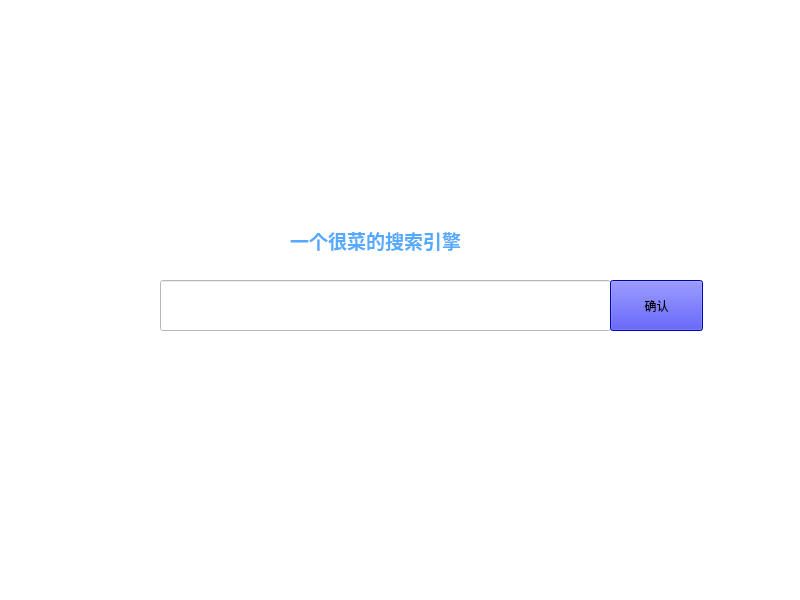
Old version of the form input.ui in the repository denllx/simple-search-engine.
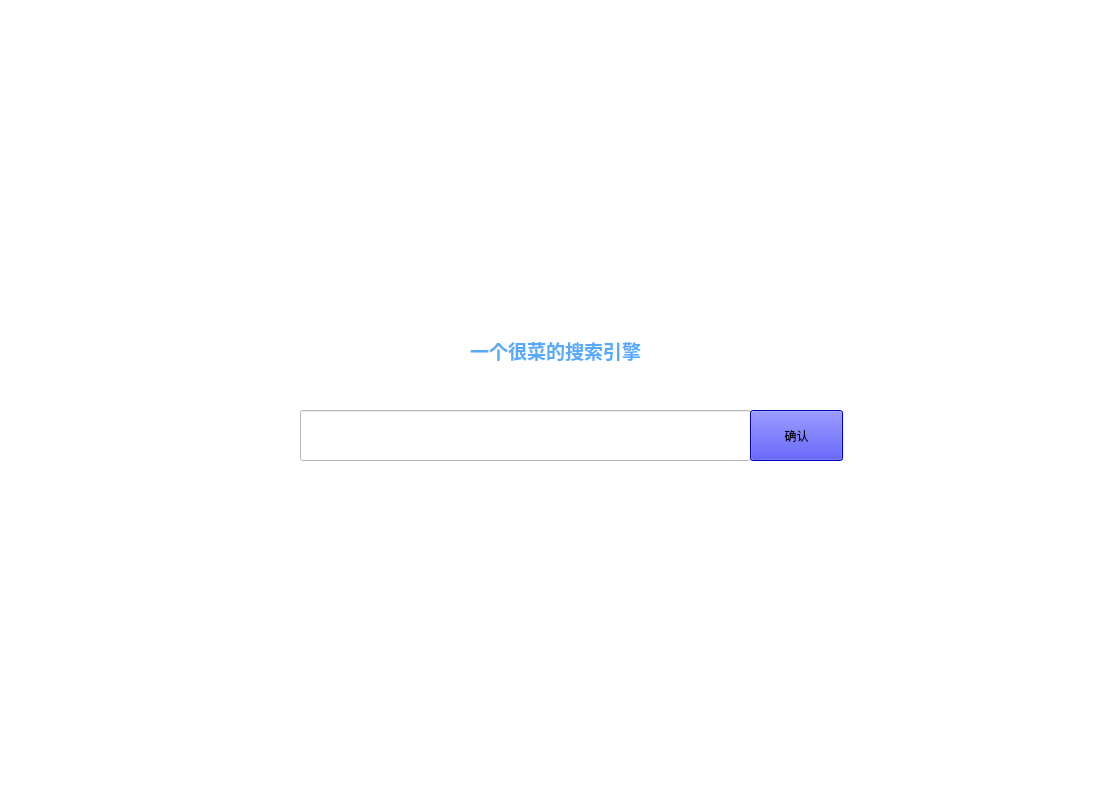
New version of the form.

```diff
--- a/input.ui
+++ b/input.ui
@@ -6,8 +6,8 @@
    <rect>
     <x>0</x>
     <y>0</y>
-    <width>800</width>
-    <height>600</height>
+    <width>1100</width>
+    <height>800</height>
    </rect>
   </property>
   <property name="windowTitle">
@@ -19,8 +19,8 @@
   <widget class="QLineEdit" name="lineEdit">
    <property name="geometry">
     <rect>
-     <x>160</x>
-     <y>280</y>
+     <x>300</x>
+     <y>410</y>
      <width>451</width>
      <height>51</height>
     </rect>
@@ -29,8 +29,8 @@
   <widget class="QLabel" name="label">
    <property name="geometry">
     <rect>
-     <x>250</x>
-     <y>220</y>
+     <x>430</x>
+     <y>330</y>
      <width>251</width>
      <height>41</height>
     </rect>
@@ -42,8 +42,8 @@
   <widget class="QPushButton" name="pushButton">
    <property name="geometry">
     <rect>
-     <x>610</x>
-     <y>280</y>
+     <x>750</x>
+     <y>410</y>
      <width>93</width>
      <height>51</height>
     </rect>
```
